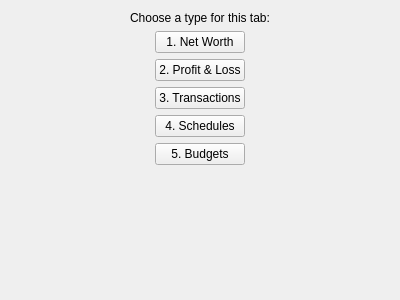
Mouchnino/moneyguru, file qt/ui/new_view.ui: the form before one commit.
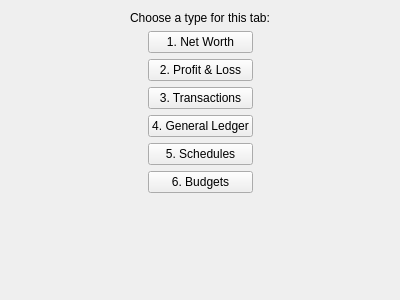
The form after the commit. Icons and pictures are not drawn.

Commit message: [#134] Added Qt version of the general ledger.

```diff
--- a/qt/ui/new_view.ui
+++ b/qt/ui/new_view.ui
@@ -72,10 +72,21 @@
        </property>
       </widget>
      </item>
+     <item>
+      <widget class="QPushButton" name="gledgerButton">
+       <property name="text">
+        <string>4. General Ledger</string>
+       </property>
+       <property name="icon">
+        <iconset resource="../mg.qrc">
+         <normaloff>:/gledger_16</normaloff>:/gledger_16</iconset>
+       </property>
+      </widget>
+     </item>
      <item>
       <widget class="QPushButton" name="scheduleButton">
        <property name="text">
-        <string>4. Schedules</string>
+        <string>5. Schedules</string>
        </property>
        <property name="icon">
         <iconset resource="../mg.qrc">
@@ -86,7 +97,7 @@
      <item>
       <widget class="QPushButton" name="budgetButton">
        <property name="text">
-        <string>5. Budgets</string>
+        <string>6. Budgets</string>
        </property>
        <property name="icon">
         <iconset resource="../mg.qrc">
```
The commit also changes 13 other files.
